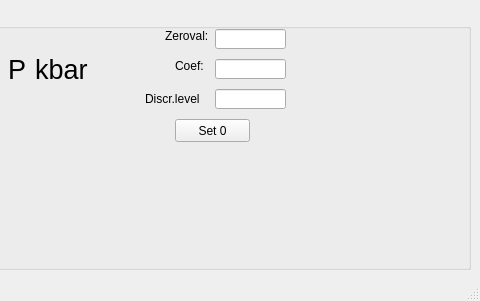
Before: the Qt Designer form laborIott/procedures/JY_ruby/RubyPressure.ui in Kassikakk/laborIott, drawn with Qt 5; both pictures show x 324 to 804 and y 0 to 301 of the 804 by 301 pixel window.
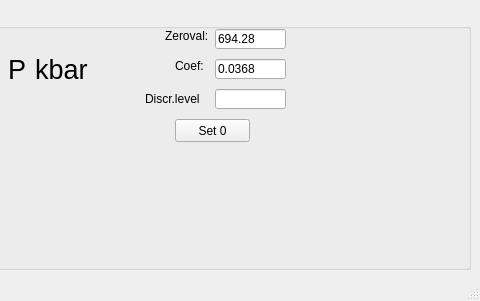
After: the same form once the commit is applied.

Commit message: Fittingu proc proovimiseks valmis

```diff
--- a/laborIott/procedures/JY_ruby/RubyPressure.ui
+++ b/laborIott/procedures/JY_ruby/RubyPressure.ui
@@ -127,6 +127,9 @@
          <height>20</height>
         </rect>
        </property>
+       <property name="text">
+        <string>694.28</string>
+       </property>
       </widget>
       <widget class="QLineEdit" name="lvlMaxEdit">
        <property name="geometry">
@@ -137,6 +140,9 @@
          <height>20</height>
         </rect>
        </property>
+       <property name="text">
+        <string>0.0368</string>
+       </property>
       </widget>
       <widget class="QLineEdit" name="stopEdit">
        <property name="geometry">
```
Left out of the diff: 6 changed lines with no effect on the pictures. The commit also changes 2 other files.
